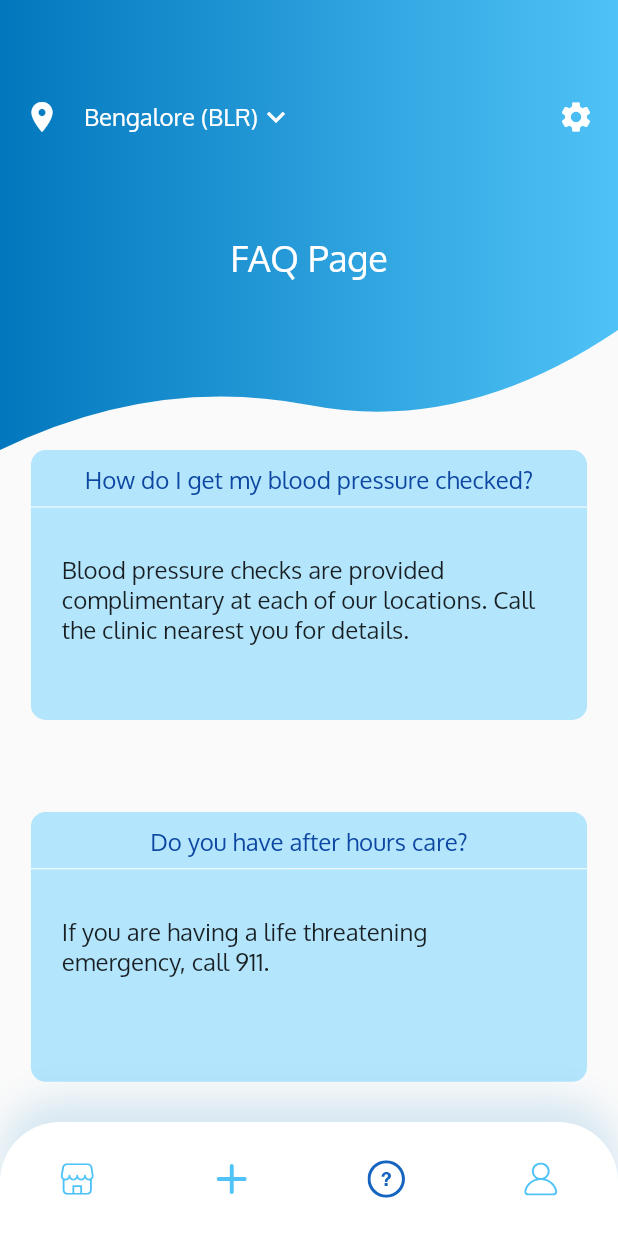
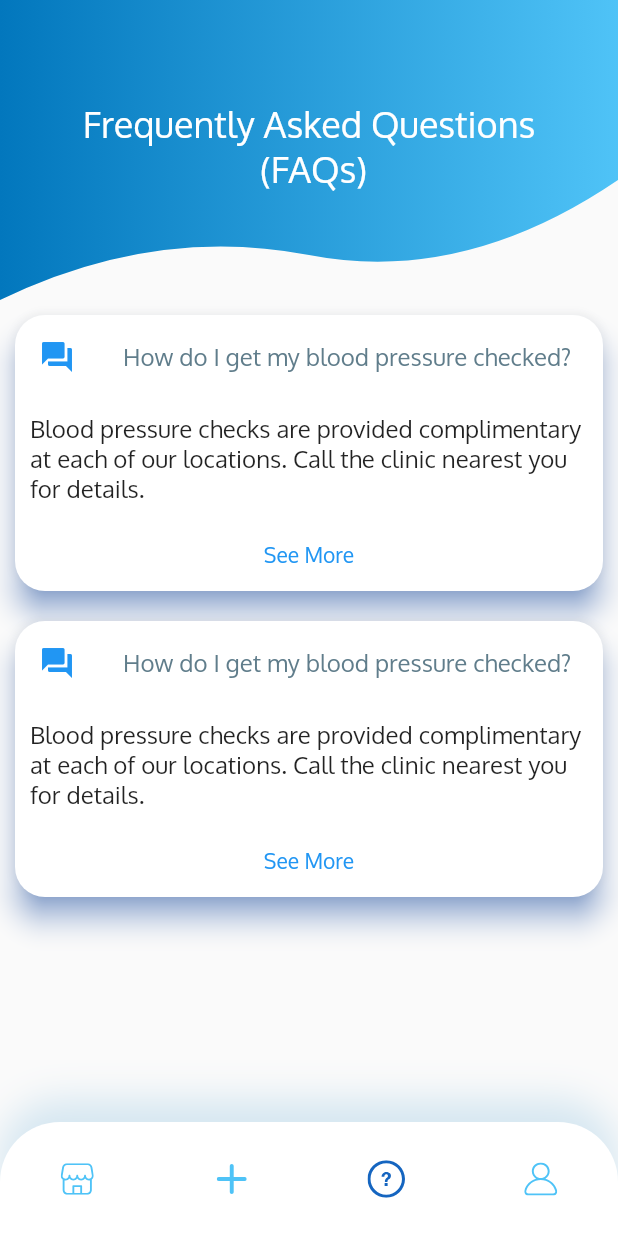
Before and after one commit to rohitasture/CureIt, a Flutter app: the FAQS screen opened by its route, on a phone screen of 412 x 824 dp. Run offline on Flutter 3.47's test engine with Material 2 defaults, Android fonts, the phone set to English and light mode, and no system bars; our stand-ins replace carousel_slider, circular_profile_avatar, firebase_auth, firebase_core, flutter_svg, font_awesome_flutter; accounts and stored records are empty.

Commit message:
faq card

```diff
--- /dev/null
+++ b/lib/components/faqlayout.dart
@@ -0,0 +1,63 @@
+import 'package:cureit/main.dart';
+import 'package:cureit/screens/home_page/components/CustomShapeClipper.dart';
+import 'package:flutter/material.dart';
+import 'package:cureit/components/custom_bottom_nav_bar.dart';
+import 'package:cureit/enums.dart';
+//import 'components/body.dart';
+
+Color firstColor = Color(0xFF0277BD);
+Color secondColor = Color(0xFF4FC3F7);
+List<String> locations = ['Bengalore (BLR)', 'New Delhi (DL)'];
+const TextStyle dropDownLabelStyle =
+    TextStyle(color: Colors.white, fontSize: 16.0);
+const TextStyle dropDownMenuItemStyle =
+    TextStyle(color: Colors.black, fontSize: 16.0);
+
+class FAQLayout extends StatefulWidget {
+  final String heading;
+  const FAQLayout(this.heading);
+  // const FAQLayout({Key? key}) : super(key: key);
+
+  @override
+  _FAQLayoutState createState() => _FAQLayoutState();
+}
+
+class _FAQLayoutState extends State<FAQLayout> {
+  var selectedLocationIndex = 0;
+  @override
+  Widget build(BuildContext context) {
+    return Stack(
+      children: <Widget>[
+        ClipPath(
+          clipper: CustomShapeClipper(),
+          child: Container(
+            height: 200.0,
+            decoration: BoxDecoration(
+                gradient: LinearGradient(colors: [firstColor, secondColor])),
+            child: Column(
+              children: <Widget>[
+                SizedBox(
+                  height: 25.0,
+                ),
+                Padding(
+                  padding: const EdgeInsets.all(16.0),
+                  child: Row(
+                    children: <Widget>[],
+                  ),
+                ),
+                SizedBox(
+                  height: 10.0,
+                ),
+                Text(
+                  '${widget.heading}',
+                  style: TextStyle(fontSize: 24.0, color: Colors.white),
+                  textAlign: TextAlign.center,
+                ),
+              ],
+            ),
+          ),
+        ),
+      ],
+    );
+  }
+}
--- a/lib/components/profileLayout.dart
+++ b/lib/components/profileLayout.dart
@@ -47,7 +47,7 @@ class _ProfileLayoutState extends State<ProfileLayout> {
                       Container(
                           margin: EdgeInsets.fromLTRB(115, 0, 50, 0),
                           child: CircularProfileAvatar('',
-                              child: Image.asset("assets/images/dp.png"),
+                              child: Image.asset("assets/images/profile.png"),
                               borderColor: Colors.white,
                               borderWidth: 3,
                               elevation: 20,
--- a/lib/screens/FAQ_page/faq_page.dart
+++ b/lib/screens/FAQ_page/faq_page.dart
@@ -1,4 +1,5 @@
 import 'package:cureit/components/basiclayout.dart';
+import 'package:cureit/components/faqlayout.dart';
 import 'package:flutter/material.dart';
 import 'package:cureit/components/custom_bottom_nav_bar.dart';
 import 'package:cureit/enums.dart';
@@ -14,115 +15,81 @@ class FAQS extends StatelessWidget {
     return Scaffold(
       body: SingleChildScrollView(
         child: Column(children: <Widget>[
-          BasicLayout("FAQ Page"),
-          Container(
-            height: 200,
-            child: Stack(
-              children: [
-                Positioned(
-                    top: 0,
-                    left: 0.05 * width,
-                    child: Material(
-                      child: Container(
-                        height: 180,
-                        width: width * 0.9,
-                        decoration: BoxDecoration(
-                          color: Colors.lightBlue[100],
-                          borderRadius: BorderRadius.circular(10),
+          FAQLayout("Frequently Asked Questions \n (FAQs)"),
+          Card(
+            shape:
+                RoundedRectangleBorder(borderRadius: BorderRadius.circular(20)),
+            shadowColor: Colors.blueAccent,
+            margin: EdgeInsets.all(10),
+            elevation: 8,
+            child: Column(
+              mainAxisSize: MainAxisSize.min,
+              children: <Widget>[
+                const ListTile(
+                  leading: Icon(
+                    Icons.question_answer,
+                    color: Colors.blue,
+                  ),
+                  title: Text(
+                    'How do I get my blood pressure checked?',
+                    style: TextStyle(color: Colors.blueGrey),
                   ),
                 ),
+                Column(
+                  mainAxisAlignment: MainAxisAlignment.center,
+                  children: <Widget>[
+                    Container(
+                        margin: EdgeInsets.all(10),
+                        child: Text(
+                          "Blood pressure checks are provided complimentary at each of our locations. Call the clinic nearest you for details.",
+                          style: TextStyle(fontSize: 16),
                         )),
-                Positioned(
-                    top: 10,
-                    left: 0.05 * width,
-                    child: Container(
-                      height: 50,
-                      width: width * 0.9,
-                      child: Column(
-                        children: [
-                          Text("How do I get my blood pressure checked?",
-                              style: TextStyle(
-                                  fontSize: 16, color: Colors.blue[900])),
-                          Divider(
-                            color: Colors.white,
+                    TextButton(
+                      child: const Text('See More'),
+                      onPressed: () {/* ... */},
                     ),
                   ],
                 ),
-                    )),
-                Positioned(
-                    top: 70,
-                    left: 0.1 * width,
-                    child: Container(
-                      height: 200,
-                      width: width * 0.8,
-                      child: Column(
-                        children: [
-                          Text(
-                              "Blood pressure checks are provided complimentary at each of our locations. Call the clinic nearest you for details.",
-                              style: TextStyle(fontSize: 16)),
-                        ],
-                      ),
-                    ))
               ],
             ),
           ),
-          SizedBox(
-            height: height * 0.05,
+          Card(
+            shape:
+                RoundedRectangleBorder(borderRadius: BorderRadius.circular(20)),
+            shadowColor: Colors.blueAccent,
+            margin: EdgeInsets.all(10),
+            elevation: 8,
+            child: Column(
+              mainAxisSize: MainAxisSize.min,
+              children: <Widget>[
+                const ListTile(
+                  leading: Icon(
+                    Icons.question_answer,
+                    color: Colors.blue,
                   ),
-          Container(
-            height: 200,
-            child: Stack(
-              children: [
-                Positioned(
-                    top: 0,
-                    left: 0.05 * width,
-                    child: Material(
-                      child: Container(
-                        height: 180,
-                        width: width * 0.9,
-                        decoration: BoxDecoration(
-                          color: Colors.lightBlue[100],
-                          borderRadius: BorderRadius.circular(10),
+                  title: Text(
+                    'How do I get my blood pressure checked?',
+                    style: TextStyle(color: Colors.blueGrey),
                   ),
                 ),
+                Column(
+                  mainAxisAlignment: MainAxisAlignment.center,
+                  children: <Widget>[
+                    Container(
+                        margin: EdgeInsets.all(10),
+                        child: Text(
+                          "Blood pressure checks are provided complimentary at each of our locations. Call the clinic nearest you for details.",
+                          style: TextStyle(fontSize: 16),
                         )),
-                Positioned(
-                    top: 10,
-                    left: 0.05 * width,
-                    child: Container(
-                      height: 50,
-                      width: width * 0.9,
-                      child: Column(
-                        children: [
-                          Text("Do you have after hours care?",
-                              style: TextStyle(
-                                  fontSize: 16, color: Colors.blue[900])),
-                          Divider(
-                            color: Colors.white,
+                    TextButton(
+                      child: const Text('See More'),
+                      onPressed: () {/* ... */},
                     ),
                   ],
                 ),
-                    )),
-                Positioned(
-                    top: 70,
-                    left: 0.1 * width,
-                    child: Container(
-                      height: 200,
-                      width: width * 0.8,
-                      child: Column(
-                        children: [
-                          Text(
-                              "If you are having a life threatening emergency, call 911.",
-                              style: TextStyle(fontSize: 16)),
               ],
             ),
-                    ))
-              ],
-            ),
-          ),
-          SizedBox(
-            height: height * 0.05,
-          ),
+          )
         ]),
       ),
       bottomNavigationBar: CustomBottomNavBar(selectedMenu: MenuState.faqPage),
--- a/lib/screens/home_page/components/explore.dart
+++ b/lib/screens/home_page/components/explore.dart
@@ -23,13 +23,13 @@ class Explore extends StatelessWidget {
                     child: Card(
                         elevation: 10.0,
                         shape: RoundedRectangleBorder(
-                            borderRadius: BorderRadius.circular(10)),
+                            borderRadius: BorderRadius.circular(20)),
                         child: Column(
                           children: [
                             Image(
                               height: 150,
                               width: 0.65 * width,
-                              image: AssetImage("assets/images/doctor.jpg"),
+                              image: AssetImage("assets/images/doctors.jpg"),
                             ),
                             Container(
                               child: Text("Doctors",
@@ -54,14 +54,15 @@ class Explore extends StatelessWidget {
                     child: Card(
                         elevation: 10.0,
                         shape: RoundedRectangleBorder(
-                            borderRadius: BorderRadius.circular(10)),
+                            borderRadius: BorderRadius.circular(20)),
                         child: Column(
                           children: [
                             Image(
-                              height: 150,
-                              width: 0.65 * width,
-                              image: AssetImage("assets/images/doctor.jpg"),
-                            ),
+                                height: 150,
+                                width: 0.65 * width,
+                                image: AssetImage(
+                                    "assets/images/haelthissues.jpg"),
+                                fit: BoxFit.cover),
                             Container(
                               child: Text("Health Issues",
                                   style:
--- a/lib/screens/profile_page/profile_page.dart
+++ b/lib/screens/profile_page/profile_page.dart
@@ -23,7 +23,6 @@ class _MyProfileState extends State<MyProfile> {
     return Scaffold(
       body: Column(children: <Widget>[
         ProfileLayout("Welcome " + user!.displayName.toString() + " 😉"),
-        Container(),
         Container(
             child: ElevatedButton(
                 child: Text("Logout"),
--- a/pubspec.yaml
+++ b/pubspec.yaml
@@ -44,6 +44,9 @@ dependencies:
   font_awesome_flutter: ^9.1.0
   circular_profile_avatar: ^2.0.5
   carousel_slider: ^4.0.0
+
+
+
 
 dev_dependencies:
   flutter_test:
```
Also changed, not shown: assets/images/doctors.jpg (added), assets/images/haelthissues.jpg (added), assets/images/profile.png (renamed from assets/images/Profile Image.png), 186 other files. Lines whose indentation alone changed are shown as unchanged.
